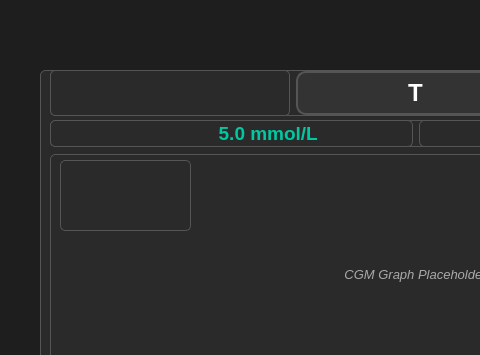
Old version of the form src/mainwindow.ui in the repository Jelloge/insulin-pump-project; both pictures show x 0 to 480 and y 0 to 355 of the 1086 by 716 pixel window.
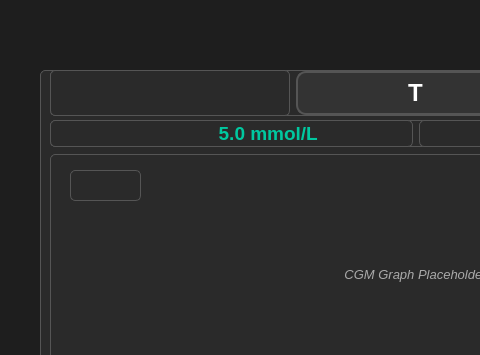
New version of the form.

What changed in the file:
```diff
--- a/src/mainwindow.ui
+++ b/src/mainwindow.ui
@@ -214,18 +214,12 @@
     <widget class="QLabel" name="chargingIconLabel">
      <property name="geometry">
       <rect>
-       <x>20</x>
-       <y>90</y>
-       <width>131</width>
-       <height>71</height>
+       <x>30</x>
+       <y>100</y>
+       <width>71</width>
+       <height>31</height>
       </rect>
      </property>
-     <property name="minimumSize">
-      <size>
-       <width>40</width>
-       <height>40</height>
-      </size>
-     </property>
      <property name="text">
       <string/>
      </property>
```
Left out of the diff: 3 changed lines with no effect on the pictures.
